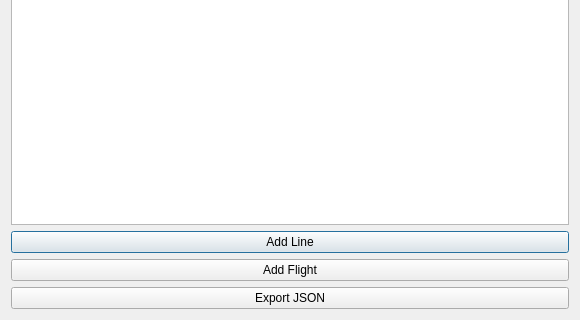
Old version of the form examples/treeview.ui in the repository DynamicGravitySystems/DGP; both pictures show x 0 to 580 and y 161 to 481 of the 580 by 481 pixel window.
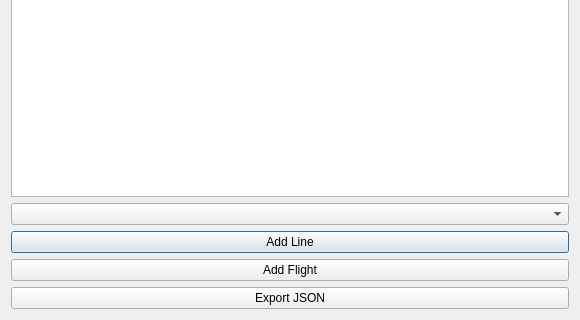
New version of the form. Custom widgets are drawn as their Qt base class.

The edit to the form file:
```diff
--- a/examples/treeview.ui
+++ b/examples/treeview.ui
@@ -15,6 +15,8 @@
   </property>
   <layout class="QVBoxLayout" name="verticalLayout">
    <item>
+    <layout class="QHBoxLayout" name="horizontalLayout">
+     <item>
     <widget class="ProjectTreeView" name="treeView">
      <property name="iconSize">
       <size>
@@ -29,6 +31,11 @@
       <bool>false</bool>
      </attribute>
     </widget>
+     </item>
+    </layout>
+   </item>
+   <item>
+    <widget class="QComboBox" name="cb_flight_lines"/>
    </item>
    <item>
     <widget class="QPushButton" name="btn">
```
Lines whose indentation alone changed are shown as unchanged.
